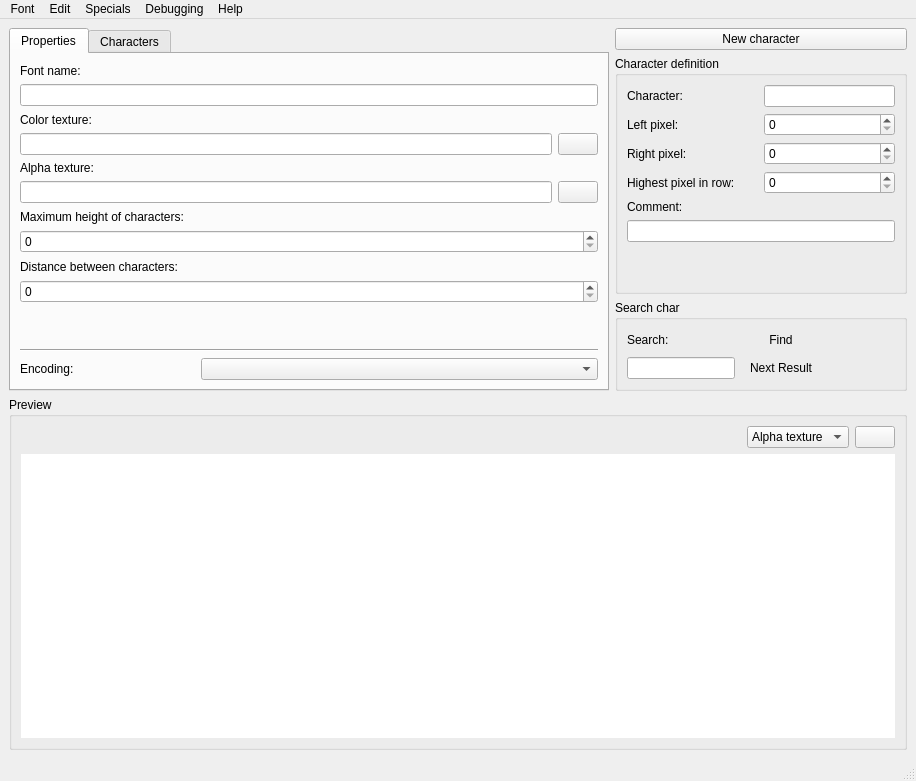
Before: the Qt Designer form OTModules/wfonts.ui in pietr26/OMSI-Tools, drawn with Qt 5.
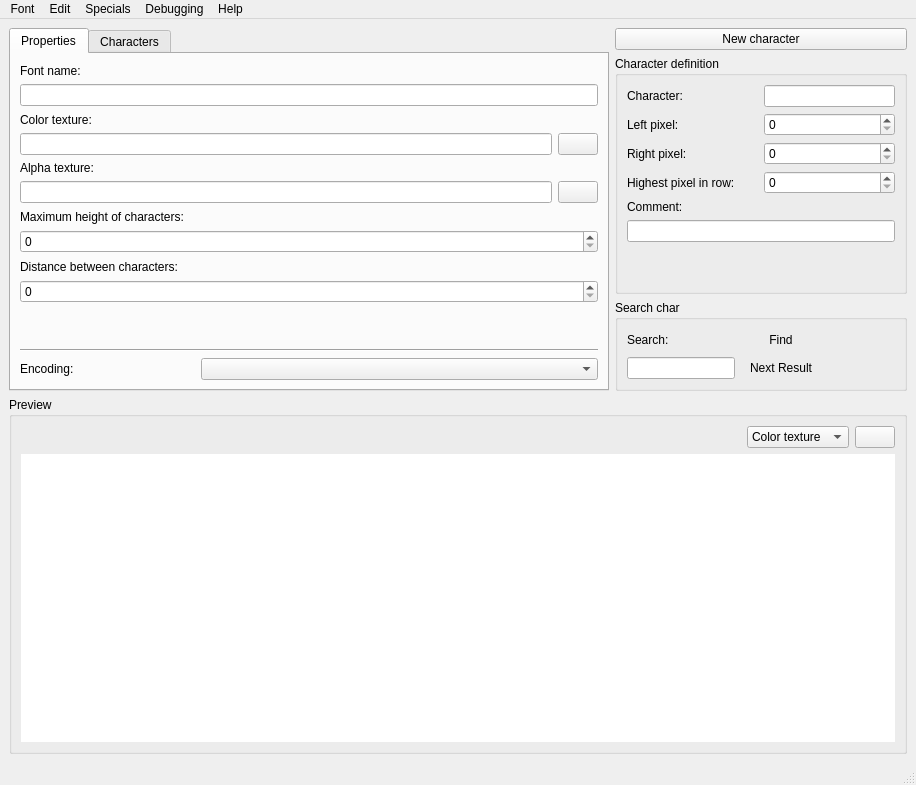
After: the same form once the commit is applied. Icons and pictures are not drawn.

Diff of the .ui file:
```diff
--- a/OTModules/wfonts.ui
+++ b/OTModules/wfonts.ui
@@ -7,7 +7,7 @@
     <x>0</x>
     <y>0</y>
     <width>916</width>
-    <height>781</height>
+    <height>785</height>
    </rect>
   </property>
   <property name="acceptDrops">
@@ -747,16 +747,16 @@
            <property name="sizeAdjustPolicy">
             <enum>QComboBox::AdjustToContents</enum>
            </property>
-           <item>
-            <property name="text">
-             <string>Alpha texture</string>
-            </property>
-           </item>
            <item>
             <property name="text">
              <string>Color texture</string>
             </property>
            </item>
+           <item>
+            <property name="text">
+             <string>Alpha texture</string>
+            </property>
+           </item>
           </widget>
          </item>
          <item>
```
